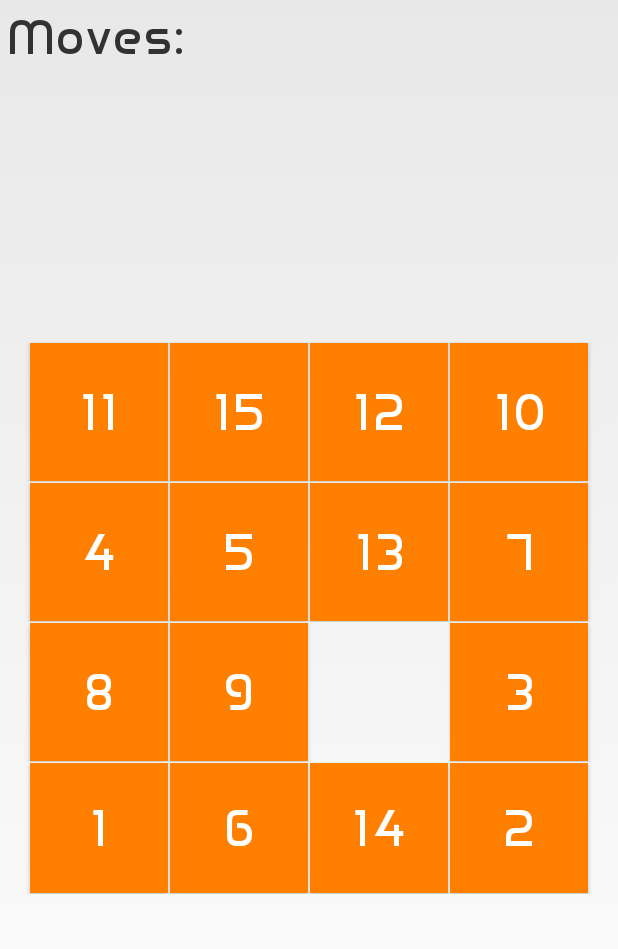
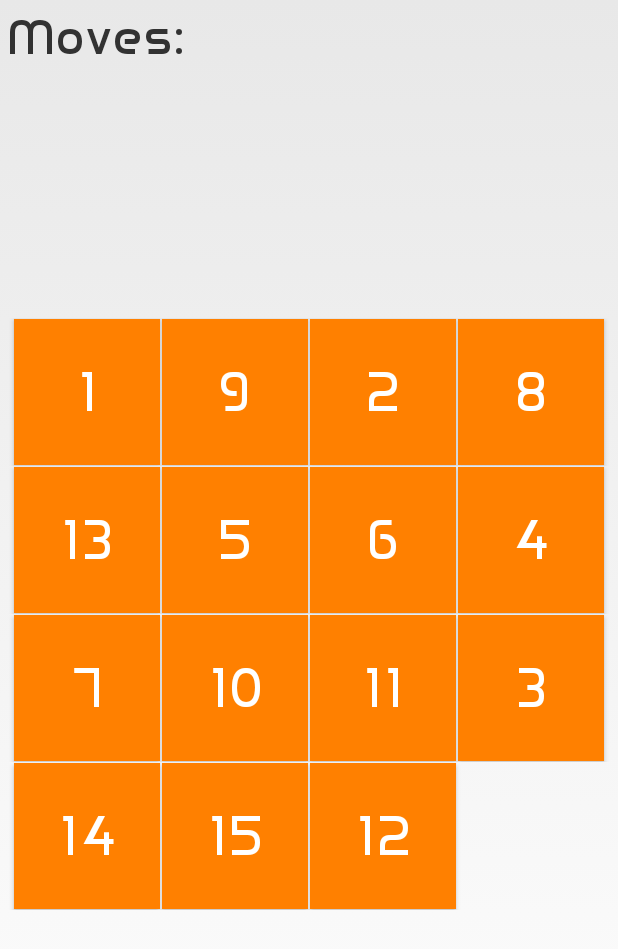
Before and after one commit to Kolodyazhniy/FifteenPuzzle, an Android app: the GameBoardActivity screen opened directly, with no data from a screen before it, on a phone screen of 412 x 824 dp. Shown: the top 949 px of the screen. Run offline under Robolectric (Android 15) with nearby library versions, the phone set to English and light mode, and no system bars.

Commit message:
Bug fixes, fully rewrited algorithm of shuffling puzzle

```diff
--- a/app/build.gradle
+++ b/app/build.gradle
@@ -8,7 +8,7 @@ android {
         minSdkVersion 15
         targetSdkVersion 19
         versionCode 1
-        versionName "0.1"
+        versionName "0.1.1"
     }
 
     compileOptions {
--- a/app/src/main/AndroidManifest.xml
+++ b/app/src/main/AndroidManifest.xml
@@ -50,7 +50,8 @@
         </activity>
         <activity
             android:name="ua.bringoff.developer.fifteenpuzzle.PrefsActivity"
-            android:label="@string/title_activity_prefs" >
+            android:label="@string/app_name"
+	        android:screenOrientation="portrait">
 	        <intent-filter>
 		        <action android:name="android.intent.action.VIEW" />
 
--- a/app/src/main/java/ua/bringoff/developer/fifteenpuzzle/GameBoardActivity.java
+++ b/app/src/main/java/ua/bringoff/developer/fifteenpuzzle/GameBoardActivity.java
@@ -100,8 +100,8 @@ public class GameBoardActivity extends Activity {
         display.getSize(screenSize);
         int width = screenSize.x;
         int height = screenSize.y;
-        mButtonSize = width / SIZE - 16;
-        mButtonsField.setPadding(0, (height - (mButtonSize * SIZE)) / 2, 0, (height - (mButtonSize * SIZE)) / 2);
+        mButtonSize = width / SIZE - 8;
+        mButtonsField.setPadding(0, (height - (mButtonSize * SIZE)) / 2 - SIZE * 2, 0, (height - (mButtonSize * SIZE)) / 2 - SIZE * 2);
     }
 
 
@@ -126,7 +126,7 @@ public class GameBoardActivity extends Activity {
                 button.setWidth(mButtonSize);
                 button.setHeight(mButtonSize);
                 button.setTextColor(Color.WHITE);
-                button.setTextSize(mButtonSize / SIZE);
+                button.setTextSize(mButtonSize / SIZE );
                 button.setBackgroundColor(getResources().getColor(R.color.orange_cool));
                 button.setLayoutParams(layoutParams);
                 Typeface typeface = Typeface.createFromAsset(getAssets(), "fonts/DROID.TTF");
@@ -299,7 +299,7 @@ public class GameBoardActivity extends Activity {
         int count = 1;
         for (int i = 0; i < normalPuzzle.length; i++) {
             for (int j = 0; j < normalPuzzle[0].length; j++) {
-                if (count == 16) {
+                if (count == SIZE * SIZE) {
                     normalPuzzle[i][j] = 0;
                 } else {
                     normalPuzzle[i][j] = count;
@@ -313,19 +313,26 @@ public class GameBoardActivity extends Activity {
 
 
     public void shufflePuzzle() {
-        List<Integer> availableNumbers = new LinkedList<>();
-        for (int i = 0; i <= SIZE * SIZE - 1; i++) {
-            availableNumbers.add(i);
-        }
+        mPuzzle = getNormalPuzzle();
 
-        Random r = new Random();
-        for (int i = 0; i < mPuzzle.length; i++) {
-            for (int j = 0; j < mPuzzle[0].length; j++) {
-
-                int num = r.nextInt(availableNumbers.size());
-                mPuzzle[i][j] = availableNumbers.get(num);
-                availableNumbers.remove(num);
+        while (true) {
+            int i = 1;
+            int x, y;
+            while (i < SIZE * 50) {
+                if (((int) (Math.random() * 2.0d)) == 0) {
+                    x = (int) (Math.random() * ((double) SIZE));
+                    y = getEmptyButton()[1];
+                    movePuzzle(x, y, canMove(x, y));
+                } else {
+                    x = getEmptyButton()[0];
+                    y = (int) (Math.random() * ((double) SIZE));
+                    movePuzzle(x, y, canMove(x, y));
+                }
+                i++;
             }
+            movePuzzle(SIZE - 1, getEmptyButton()[1], canMove(SIZE - 1, getEmptyButton()[1]));
+            movePuzzle(SIZE - 1, SIZE - 1, canMove(SIZE - 1, SIZE - 1));
+            return;
         }
     }
 
```
Also changed, not shown: 5 other files.
